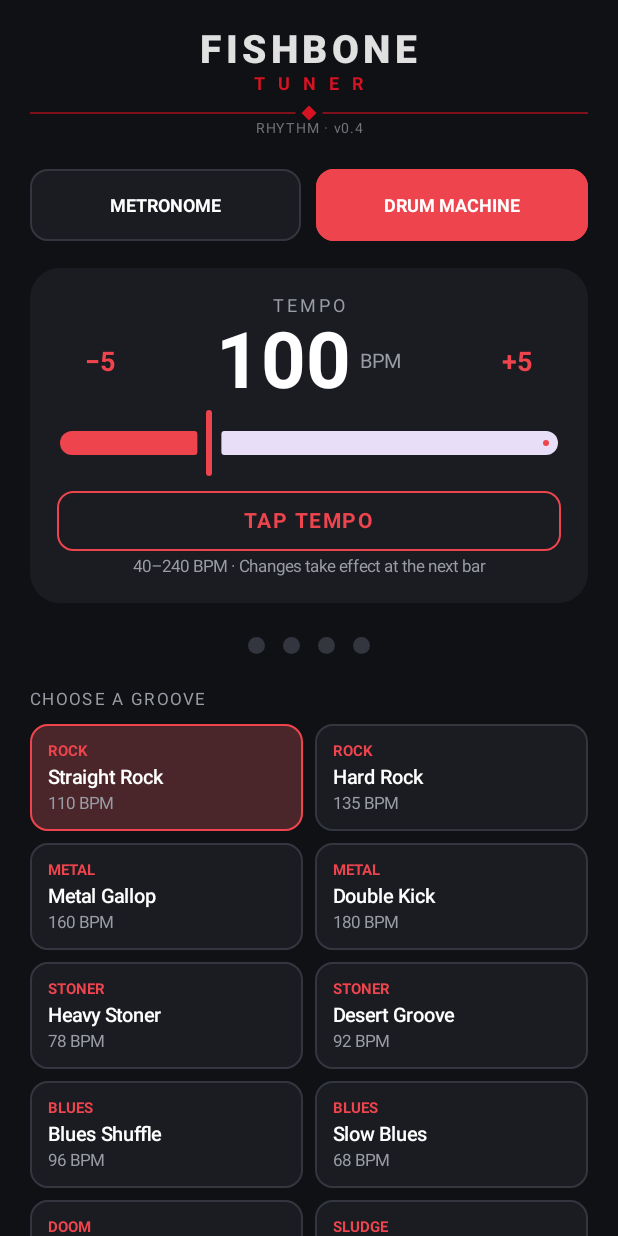
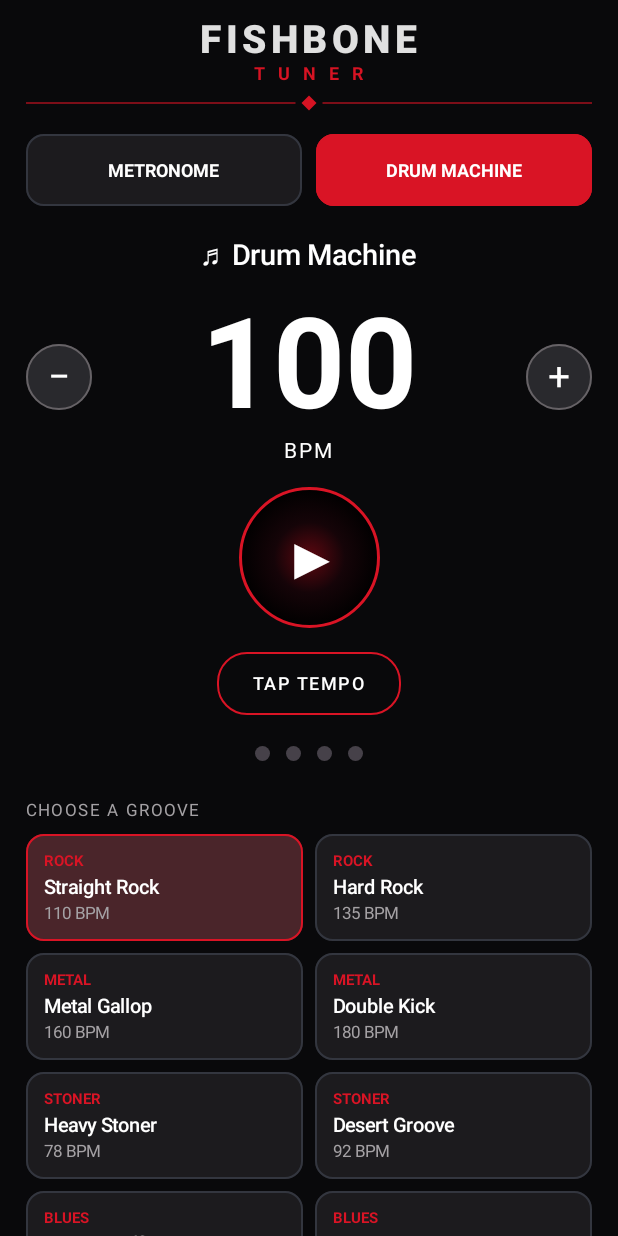
Before and after one commit to lazosorestis-wq/Fishbone-Tuner-v0.1, an Android app built with Jetpack Compose: the composable RhythmScreen shown on its own in the app's theme, after a tap on "DRUM MACHINE", on a phone screen of 412 x 824 dp. Run offline under Robolectric (Android 15) with nearby library versions, the phone set to English and light mode, and no system bars; 1 statement that could not run was skipped.

Commit message:
Redesign metronome to match approved large BPM and circular play mockup

```diff
--- a/app/src/main/java/com/fishbone/tuner/RhythmScreen.kt
+++ b/app/src/main/java/com/fishbone/tuner/RhythmScreen.kt
@@ -8,6 +8,7 @@ import androidx.compose.foundation.clickable
 import androidx.compose.foundation.layout.*
 import androidx.compose.foundation.rememberScrollState
 import androidx.compose.foundation.shape.CircleShape
+import androidx.compose.ui.graphics.Brush
 import androidx.compose.foundation.shape.RoundedCornerShape
 import androidx.compose.foundation.verticalScroll
 import androidx.compose.material3.*
@@ -29,10 +30,10 @@ import com.fishbone.tuner.audio.RhythmSettings
 import kotlin.math.roundToInt
 import kotlinx.coroutines.delay
 
-private val RhythmBackground = Color(0xFF101114)
-private val RhythmSurface = Color(0xFF1A1C21)
-private val RhythmRed = Color(0xFFED444D)
-private val RhythmMuted = Color(0xFF9A9CA5)
+private val RhythmBackground = Color(0xFF09090B)
+private val RhythmSurface = Color(0xFF1C1B1E)
+private val RhythmRed = Color(0xFFD91425)
+private val RhythmMuted = Color(0xFFA4A1A4)
 private val RhythmOutline = Color(0xFF33363F)
 
 @Composable
@@ -84,44 +85,57 @@ fun RhythmScreen() {
 
     Column(
         modifier = Modifier.fillMaxSize().background(RhythmBackground)
-            .verticalScroll(rememberScrollState()).padding(horizontal = 20.dp, vertical = 18.dp),
+            .verticalScroll(rememberScrollState())
+            .padding(horizontal = 17.dp, vertical = 11.dp),
         horizontalAlignment = Alignment.CenterHorizontally
     ) {
-        FishboneHeader("RHYTHM · v0.4")
-        Spacer(Modifier.height(22.dp))
-        Row(Modifier.fillMaxWidth(), horizontalArrangement = Arrangement.spacedBy(10.dp)) {
-            RhythmModeButton("METRONOME", mode == RhythmMode.METRONOME, Modifier.weight(1f)) {
-                mode = RhythmMode.METRONOME
+        FishboneHeader("")
+        Spacer(Modifier.height(16.dp))
+        Row(Modifier.fillMaxWidth(),horizontalArrangement = Arrangement.spacedBy(9.dp)) {
+            RhythmModeButton("METRONOME",mode==RhythmMode.METRONOME,Modifier.weight(1f)) {
+                mode=RhythmMode.METRONOME
             }
-            RhythmModeButton("DRUM MACHINE", mode == RhythmMode.DRUMS, Modifier.weight(1f)) {
-                mode = RhythmMode.DRUMS
+            RhythmModeButton("DRUM MACHINE",mode==RhythmMode.DRUMS,Modifier.weight(1f)) {
+                mode=RhythmMode.DRUMS
             }
         }
-        Spacer(Modifier.height(18.dp))
-
-        Column(
-            Modifier.fillMaxWidth().background(RhythmSurface, RoundedCornerShape(20.dp)).padding(18.dp),
-            horizontalAlignment = Alignment.CenterHorizontally
+        Spacer(Modifier.height(19.dp))
+        Text(
+            if(mode==RhythmMode.METRONOME) "♩  Metronome" else "♬  Drum Machine",
+            color=Color.White,fontSize=19.sp,fontWeight=FontWeight.Medium
+        )
+        Spacer(Modifier.height(12.dp))
+        Row(
+            Modifier.fillMaxWidth(),
+            horizontalArrangement=Arrangement.Center,
+            verticalAlignment=Alignment.CenterVertically
         ) {
-            Text("TEMPO", color = RhythmMuted, letterSpacing = 2.sp, fontSize = 12.sp)
-            Row(verticalAlignment = Alignment.CenterVertically) {
-                TextButton(onClick = { bpm = (bpm - 5).coerceAtLeast(40) }) {
-                    Text("−5", color = RhythmRed, fontWeight = FontWeight.Bold, fontSize = 18.sp)
+            TempoCircle("−",Modifier.size(44.dp)) { bpm=(bpm-1).coerceAtLeast(40) }
+            Spacer(Modifier.weight(1f))
+            Column(horizontalAlignment=Alignment.CenterHorizontally) {
+                Text("$bpm",color=Color.White,fontSize=84.sp,
+                    fontWeight=FontWeight.Bold,lineHeight=88.sp)
+                Text("BPM",color=Color.White,fontSize=14.sp,letterSpacing=1.4.sp)
             }
             Spacer(Modifier.weight(1f))
-                Text("$bpm", color = Color.White, fontWeight = FontWeight.Bold, fontSize = 52.sp)
-                Spacer(Modifier.width(6.dp))
-                Text("BPM", color = RhythmMuted, fontSize = 13.sp)
-                Spacer(Modifier.weight(1f))
-                TextButton(onClick = { bpm = (bpm + 5).coerceAtMost(240) }) {
-                    Text("+5", color = RhythmRed, fontWeight = FontWeight.Bold, fontSize = 18.sp)
+            TempoCircle("+",Modifier.size(44.dp)) { bpm=(bpm+1).coerceAtMost(240) }
         }
+        Spacer(Modifier.height(16.dp))
+        Box(
+            modifier=Modifier.size(94.dp)
+                .background(
+                    Brush.radialGradient(
+                        listOf(Color(0xFF5E0810),Color(0xFF150408),Color.Black)
+                    ),CircleShape
+                )
+                .border(2.dp,RhythmRed,CircleShape)
+                .clickable { playing=!playing },
+            contentAlignment=Alignment.Center
+        ) {
+            Text(if(playing)"■" else "▶",
+                color=Color.White,fontSize=37.sp,fontWeight=FontWeight.Bold)
         }
-            Slider(
-                value = bpm.toFloat(), onValueChange = { bpm = it.roundToInt() },
-                valueRange = 40f..240f,
-                colors = SliderDefaults.colors(thumbColor = RhythmRed, activeTrackColor = RhythmRed)
-            )
+        Spacer(Modifier.height(15.dp))
         OutlinedButton(
             onClick = {
                 val time = SystemClock.elapsedRealtime()
@@ -131,122 +145,117 @@ fun RhythmScreen() {
                 tapHistory.addLast(time)
                 while (tapHistory.size > 6) tapHistory.removeFirst()
                 if (tapHistory.size >= 2) {
-                        val intervals = tapHistory.zipWithNext { a, b -> b - a }
+                    val intervals = tapHistory.zipWithNext { first, second -> second-first }
                         .filter { it in 250L..1500L }
                     if (intervals.isNotEmpty()) {
-                            bpm = (60_000.0 / intervals.average()).roundToInt().coerceIn(40, 240)
+                        bpm=(60_000.0/intervals.average()).roundToInt().coerceIn(40,240)
                     }
                 }
             },
-                border = androidx.compose.foundation.BorderStroke(1.dp, RhythmRed),
-                modifier = Modifier.fillMaxWidth().padding(top = 4.dp),
-                shape = RoundedCornerShape(11.dp)
-            ) { Text("TAP TEMPO", color = RhythmRed, fontWeight = FontWeight.Bold, letterSpacing = 1.sp) }
-            Text("40–240 BPM · Changes take effect at the next bar",
-                fontSize = 11.sp, color = RhythmMuted)
+            modifier=Modifier.height(42.dp),
+            shape=RoundedCornerShape(20.dp),
+            border=androidx.compose.foundation.BorderStroke(1.dp,RhythmRed)
+        ) {
+            Text("TAP TEMPO",fontWeight=FontWeight.SemiBold,
+                color=Color.White,fontSize=12.sp,letterSpacing=1.sp)
         }
-
-        Spacer(Modifier.height(14.dp))
+        Spacer(Modifier.height(13.dp))
         Row(
-            modifier = Modifier.fillMaxWidth().height(28.dp),
-            horizontalArrangement = Arrangement.Center,
-            verticalAlignment = Alignment.CenterVertically
+            Modifier.fillMaxWidth().height(25.dp),
+            horizontalArrangement=Arrangement.Center,
+            verticalAlignment=Alignment.CenterVertically
         ) {
-            repeat(if (mode == RhythmMode.METRONOME) meter else 4) { index ->
-                val active = playing && index == visibleBeat
+            repeat(if (mode==RhythmMode.METRONOME) meter else 4) { index ->
                 Box(
-                    Modifier.padding(horizontal = 6.dp).size(if (active) 18.dp else 11.dp)
+                    Modifier.padding(horizontal=5.dp)
+                        .size(if(playing && index==visibleBeat) 16.dp else 10.dp)
                         .background(
-                            if (active) RhythmRed else RhythmOutline,
-                            CircleShape
+                            if(playing && index==visibleBeat) RhythmRed
+                                else Color(0xFF464149),CircleShape
                         )
                 )
             }
         }
-        Spacer(Modifier.height(16.dp))
-        if (mode == RhythmMode.METRONOME) {
-            Text("TIME SIGNATURE", Modifier.fillMaxWidth(),
-                fontSize = 11.sp, letterSpacing = 1.6.sp, color = RhythmMuted)
-            Spacer(Modifier.height(10.dp))
-            Row(Modifier.fillMaxWidth(), horizontalArrangement = Arrangement.spacedBy(8.dp)) {
-                listOf(3 to "3/4", 4 to "4/4", 6 to "6/8").forEach { (value, text) ->
-                    RhythmModeButton(text, meter == value, Modifier.weight(1f)) {
-                        meter = value
+        Spacer(Modifier.height(15.dp))
+        if(mode==RhythmMode.METRONOME) {
+            Row(Modifier.fillMaxWidth(),horizontalArrangement=Arrangement.spacedBy(4.dp)) {
+                listOf(2 to "2/4",3 to "3/4",4 to "4/4",6 to "6/8").forEach { (value,label) ->
+                    RhythmModeButton(label,meter==value,Modifier.weight(1f)) {
+                        meter=value
                     }
                 }
             }
-            Spacer(Modifier.height(8.dp))
+            Spacer(Modifier.height(10.dp))
             Text(
-                if (meter == 6) "6/8: BPM counts eighth-note pulses; accents on 1 and 4"
-                else "First beat accented",
-                modifier = Modifier.fillMaxWidth(),
-                color = RhythmMuted, fontSize = 11.sp
+                if(meter==6)"6/8: Eighth-note pulses, accents on 1 and 4"
+                    else "Accent on the first beat",
+                fontSize=11.sp,color=RhythmMuted
             )
         } else {
-            Text("CHOOSE A GROOVE", Modifier.fillMaxWidth(),
-                fontSize = 11.sp, letterSpacing = 1.6.sp, color = RhythmMuted)
-            Spacer(Modifier.height(10.dp))
+            Spacer(Modifier.height(4.dp))
+            Text("CHOOSE A GROOVE",Modifier.fillMaxWidth(),color=RhythmMuted,
+                fontSize=11.sp,letterSpacing=1.5.sp)
+            Spacer(Modifier.height(9.dp))
             DrumGrooves.all.chunked(2).forEach { pair ->
-                Row(Modifier.fillMaxWidth(), horizontalArrangement = Arrangement.spacedBy(8.dp)) {
+                Row(Modifier.fillMaxWidth(),horizontalArrangement=Arrangement.spacedBy(8.dp)) {
                     pair.forEach { item ->
-                        GrooveCard(item, groove == item, Modifier.weight(1f)) {
-                            groove = item
-                            bpm = item.suggestedBpm
-                            swing = item.swing
+                        GrooveCard(item,groove==item,Modifier.weight(1f)) {
+                            groove=item;bpm=item.suggestedBpm;swing=item.swing
                         }
                     }
                 }
                 Spacer(Modifier.height(8.dp))
             }
-            Spacer(Modifier.height(6.dp))
-            Column(Modifier.fillMaxWidth().background(RhythmSurface, RoundedCornerShape(16.dp)).padding(14.dp)) {
-                Text(groove.name.uppercase(), color = Color.White,
-                    fontWeight = FontWeight.Bold, fontSize = 14.sp)
-                Text(groove.description, color = RhythmMuted, fontSize = 12.sp)
+            Spacer(Modifier.height(8.dp))
+            Column(
+                Modifier.fillMaxWidth()
+                    .background(RhythmSurface,RoundedCornerShape(12.dp))
+                    .padding(12.dp)
+            ) {
+                Text(groove.name.uppercase(),color=Color.White,fontSize=14.sp,
+                    fontWeight=FontWeight.Bold)
+                Text(groove.description,color=RhythmMuted,fontSize=12.sp)
                 Spacer(Modifier.height(12.dp))
-                StepLane("KICK", groove.kick, RhythmRed)
-                Spacer(Modifier.height(6.dp))
-                StepLane("SNARE", groove.snare, Color(0xFFEEAD63))
-                Spacer(Modifier.height(6.dp))
-                StepLane("HAT", groove.hat + groove.openHat, Color(0xFF76A8D5))
+                StepLane("KICK",groove.kick,RhythmRed)
+                Spacer(Modifier.height(7.dp))
+                StepLane("SNARE",groove.snare,Color(0xFFE6AF6B))
+                Spacer(Modifier.height(7.dp))
+                StepLane("HAT",groove.hat+groove.openHat,Color(0xFF7BB5D5))
+            }
             Spacer(Modifier.height(10.dp))
-                Text("16-step pattern · repeated automatically",
-                    fontSize = 11.sp, color = RhythmMuted)
+            Row(Modifier.fillMaxWidth(),verticalAlignment=Alignment.CenterVertically) {
+                Text("SWING",color=RhythmMuted,fontSize=12.sp)
+                Spacer(Modifier.weight(1f))
+                Text("$swing%",color=Color.White,fontSize=13.sp)
             }
-            Spacer(Modifier.height(15.dp))
-            Row(Modifier.fillMaxWidth(), verticalAlignment = Alignment.CenterVertically) {
-                Text("SWING", color = RhythmMuted, fontSize = 11.sp, letterSpacing = 1.6.sp)
-                Spacer(Modifier.weight(1f))
-                Text("$swing%", color = Color.White, fontSize = 14.sp, fontWeight = FontWeight.SemiBold)
+            Slider(value=swing.toFloat(),onValueChange={swing=it.roundToInt()},
+                valueRange=0f..45f,
+                colors=SliderDefaults.colors(thumbColor=RhythmRed,activeTrackColor=RhythmRed))
         }
-            Slider(value = swing.toFloat(), onValueChange = { swing = it.roundToInt() },
-                valueRange = 0f..45f,
-                colors = SliderDefaults.colors(thumbColor = RhythmRed, activeTrackColor = RhythmRed))
+        Spacer(Modifier.height(10.dp))
+        Row(Modifier.fillMaxWidth(),verticalAlignment=Alignment.CenterVertically) {
+            Text("♪",fontSize=19.sp,color=Color.White)
+            Slider(
+                modifier=Modifier.weight(1f).padding(horizontal=9.dp),
+                value=volume,onValueChange={volume=it},valueRange=0f..1f,
+                colors=SliderDefaults.colors(thumbColor=Color.White,activeTrackColor=RhythmRed)
+            )
+            Text("◖",fontSize=19.sp,color=Color.White)
+        }
+        Text("100% OFFLINE",color=RhythmMuted,fontSize=10.sp,letterSpacing=1.sp)
+        Spacer(Modifier.height(20.dp))
+    }
 }
 
-        Spacer(Modifier.height(12.dp))
-        Row(Modifier.fillMaxWidth(), verticalAlignment = Alignment.CenterVertically) {
-            Text("VOLUME", color = RhythmMuted, fontSize = 11.sp, letterSpacing = 1.6.sp)
-            Spacer(Modifier.weight(1f))
-            Text("${(volume * 100).roundToInt()}%", color = Color.White, fontSize = 14.sp)
-        }
-        Slider(value = volume, onValueChange = { volume = it }, valueRange = 0f..1f,
-            colors = SliderDefaults.colors(thumbColor = RhythmRed, activeTrackColor = RhythmRed))
-        Spacer(Modifier.height(8.dp))
-        Button(
-            onClick = { playing = !playing },
-            modifier = Modifier.fillMaxWidth().height(56.dp),
-            shape = RoundedCornerShape(14.dp),
-            colors = ButtonDefaults.buttonColors(
-                containerColor = if (playing) RhythmOutline else RhythmRed)
+@Composable
+private fun TempoCircle(label: String, modifier: Modifier, onClick: () -> Unit) {
+    Box(
+        modifier.background(Color(0xFF29292D),CircleShape)
+            .border(1.dp,Color(0xFF666266),CircleShape)
+            .clickable(onClick=onClick),
+        contentAlignment=Alignment.Center
     ) {
-            Text(if (playing) "■   STOP" else "▶   PLAY",
-                fontWeight = FontWeight.Bold, letterSpacing = 1.4.sp)
-        }
-        Spacer(Modifier.height(12.dp))
-        Text("Offline drum sounds · Audio stops when leaving this screen",
-            color = RhythmMuted, fontSize = 11.sp)
-        Spacer(Modifier.height(16.dp))
+        Text(label,color=Color.White,fontSize=26.sp)
     }
 }
 
```
Lines whose indentation alone changed are shown as unchanged.
